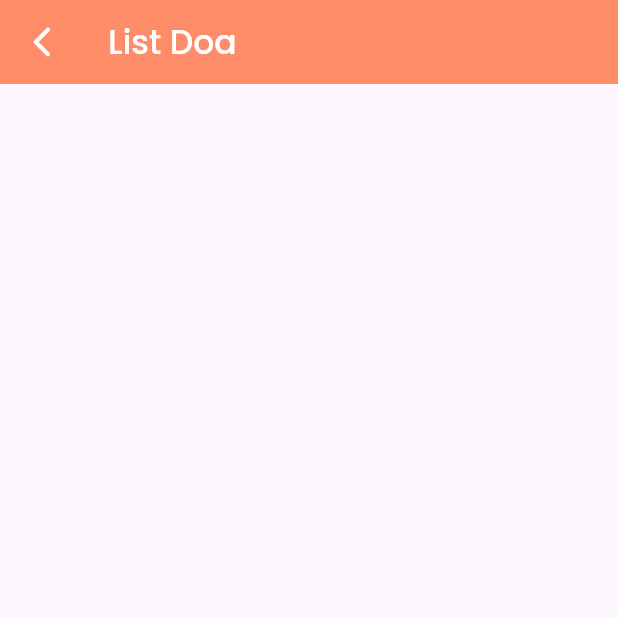
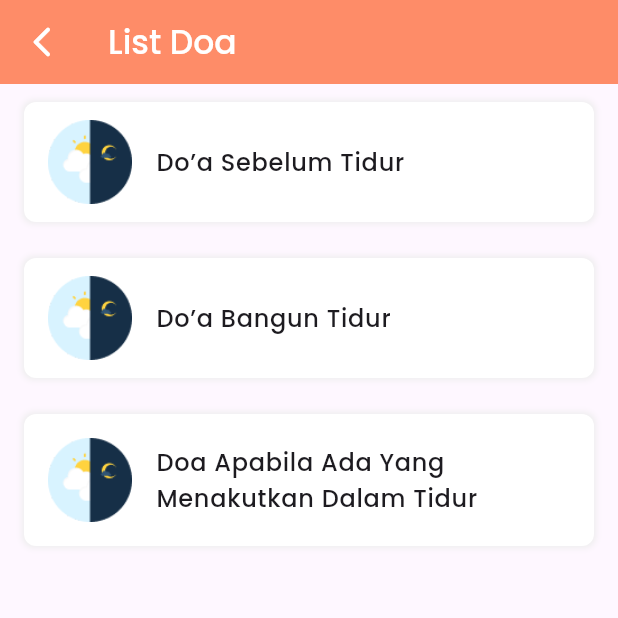
Before and after one commit to sainrahmanii/bitaqwa, a Flutter app: the DoaScreen screen opened by its route, after a tap on "Pagi & Malam", on a phone screen of 412 x 824 dp, the top half of it. Run offline on Flutter 3.47's test engine with Material 3 defaults, Android fonts, the light colour scheme and no system bars.

Commit message:
feat: add doa with data

```diff
--- /dev/null
+++ b/lib/data/data_list_doa.dart
@@ -0,0 +1,244 @@
+List<Map<String, String>> getDoaList(String category) {
+  switch (category) {
+    case "Makanan & Minuman":
+      return [
+        {
+          'image': 'assets/images/ic_doa_makanan_minuman.png',
+          'title': 'Do’a Sebelum Makan',
+          'arabicText': 'بِسْمِ اللَّهِ',
+          'translation': 'Dengan menyebut nama Allah',
+          'reference': 'Hadist Riwayat Abu Dawud dan At-Tirmidzi'
+        },
+        {
+          'image': 'assets/images/ic_doa_makanan_minuman.png',
+          'title': 'Do’a Setelah Makan',
+          'arabicText':
+              'الْحَمْدُ لِلَّهِ الَّذِي أَطْعَمَنِي هَذَا وَرَزَقَنِيهِ مِنْ غَيْرِ حَوْلٍ مِنِّي وَلَا قُوَّةٍ',
+          'translation':
+              'Segala puji bagi Allah yang telah memberiku makanan ini dan rezeki ini dengan tanpa daya dan kekuatan dariku',
+          'reference': 'Hadist Riwayat Abu Dawud, At-Tirmidzi, dan Ibnu Majah'
+        },
+        {
+          'image': 'assets/images/ic_doa_makanan_minuman.png',
+          'title': 'Do’a Orang Yang Memberi Minum',
+          'arabicText':
+              'اللَّهُمَّ أَطْعِمْ مَنْ أَطْعَمَنِي، وَاسْقِ مَنْ سَقَانِي',
+          'translation':
+              'Ya Allah, berilah makan orang yang memberi makan kepadaku dan berilah minum orang yang memberi minum kepadaku',
+          'reference': 'HR. Muslim'
+        },
+        {
+          'image': 'assets/images/ic_doa_makanan_minuman.png',
+          'title': 'Do’a Berbuka Di Rumah Orang Lain',
+          'arabicText':
+              'أَفْطَرَ عِنْدَكُمُ الصَّائِمُونَ، وَأَكَلَ طَعَامَكُمُ الأَبْرَارُ، وَصَلَّتْ عَلَيْكُمُ الْمَلاَئِكَةُ',
+          'translation':
+              'Semoga orang-orang yang berpuasa berbuka di tempat kalian, dan semoga orang-orang baik makan makanan kalian, dan semoga para malaikat mendoakan kalian',
+          'reference': 'HR. Abu Dawud'
+        },
+        {
+          'image': 'assets/images/ic_doa_makanan_minuman.png',
+          'title': 'Do’a Berbuka Puasa',
+          'arabicText':
+              'ذَهَبَ الظَّمَأُ، وَابْتَلَّتِ الْعُرُوقُ، وَثَبَتَ الأَجْرُ إِنْ شَاءَ اللَّهُ',
+          'translation':
+              'Telah hilang dahaga, urat-urat telah basah, dan telah ditetapkan pahala insya Allah',
+          'reference': 'HR. Abu Dawud'
+        },
+      ];
+    case "Pagi & Malam":
+      return [
+        {
+          'image': 'assets/images/ic_doa_pagi_malam.png',
+          'title': 'Do’a Sebelum Tidur',
+          'arabicText': 'اللَّهُمَّ بِاسْمِكَ أَمُوتُ وَأَحْيَا',
+          'translation': 'Ya Allah, dengan namaMu aku mati dan aku hidup.',
+          'reference': 'Hadist Riwayat Bukhori'
+        },
+        {
+          'image': 'assets/images/ic_doa_pagi_malam.png',
+          'title': 'Do’a Bangun Tidur',
+          'arabicText':
+              'الْحَمْدُ لِلَّهِ الَّذِي أَحْيَانَا بَعْدَ مَا أَمَاتَنَا وَإِلَيْهِ النُّشُورُ',
+          'translation':
+              'Segala puji bagi Allah yang menghidupkanku dan mematikanku dan kepadaNya lah kita dikembalikan.',
+          'reference': 'Hadist Riwayat Bukhori'
+        },
+        {
+          'image': 'assets/images/ic_doa_pagi_malam.png',
+          'title': 'Doa Apabila Ada Yang Menakutkan Dalam Tidur',
+          'arabicText':
+              'أَعُوذُ بِكَلِمَاتِ اللَّهِ التَّامَّاتِ مِنْ غَضَبِهِ وَعِقَابِهِ، وَشَرِّ عِبَادِهِ، وَمِنْ هَمَزَاتِ الشَّيَاطِينِ وَأَنْ يَحْضُرُونِ',
+          'translation':
+              'Aku berlindung dengan kalimat Allah yang sempurna dari kemarahan, siksaan dan kejahatan hamba-hamba-Nya dan dari godaan setan serta jangan sampai setan mendatangiku',
+          'reference': 'Hadist Riwayat Abu Dawud dan Shohih At-Tirmidzi'
+        },
+      ];
+    case "Rumah":
+      return [
+        {
+          'image': 'assets/images/ic_doa_rumah.png',
+          'title': 'Do’a Berpakaian',
+          'arabicText':
+              'لْحَمْدُ لِلّهِ الَّذِي كَسَانِي هَذَا (الثَّوْبَ) وَرَزَقَنِيهِ مِنْ غَـيـْرِ حَوْلٍ مِنِّي وَلَا قُـوَّةٍ',
+          'translation':
+              'Segala puji bagi Allah Yang telah memberikan pakaian ini kepadaku sebagai rezeki dari-pada-Nya tanpa daya dan kekuatan dari-ku.',
+          'reference':
+              'Hadist Riwayat Bukhari, Muslim, Ibnu Majah, dan At-Tirmidzi'
+        },
+        {
+          'image': 'assets/images/ic_doa_rumah.png',
+          'title': 'Do’a Masuk WC',
+          'arabicText':
+              'بِسْمِ اللَّهِ. اللَّهُـمَّ إِنِّي أَعُـوذُ بِـكَ مِـنَ الْخُـبْثِ وَالْخَبَائِثِ',
+          'translation':
+              'Dengan nama Allah. Ya Allah, sesungguhnya aku berlindung kepada-Mu dari godaan setan laki-laki dan perempuan.',
+          'reference': 'Hadist Riwayat Bukhari dan Fathul Bari'
+        },
+        {
+          'image': 'assets/images/ic_doa_rumah.png',
+          'title': 'Do’a Keluar WC',
+          'arabicText': 'غُفْرَانَكَ',
+          'translation': 'Aku minta ampun kepada-Mu.',
+          'reference':
+              'Hadist Riwayat Abu Dawud, Ibnu Majah, At-Tirmidzi, An-Nasa\'i, Al-Qayyim\'s Zadul-Ma\'ad'
+        },
+        {
+          'image': 'assets/images/ic_doa_rumah.png',
+          'title': 'Do’a Masuk Rumah',
+          'arabicText':
+              'بِسْـمِ اللّهِ وَلَجْنـَا، وَبِسْـمِ اللّهِ خَـرَجْنـَا، وَعَلَـى رَبِّنـَا تَوَكّلْـنَا',
+          'translation':
+              'Dengan nama Allah, kami masuk (ke rumah), dengan nama Allah, kami keluar (darinya) dan kepada Tuhan kami, kami bertawakkal”. Kemudian mengucapkan salam kepada keluarga-nya.',
+          'reference': 'Hadist Riwayat Abu Dawud'
+        },
+        {
+          'image': 'assets/images/ic_doa_rumah.png',
+          'title': 'Do’a Keluar Rumah',
+          'arabicText':
+              'بِسْمِ اللَّهِ تَوَكَّلْـتُ عَلَى اللَّهِ، وَلاَ حَوْلَ وَلاَ قُـوَّةَ إِلاَّ بِاللَّهِ',
+          'translation':
+              'Dengan nama Allah (aku keluar). Aku bertawakkal kepada-Nya, dan tiada daya dan kekuatan kecuali karena pertolongan Allah.',
+          'reference':
+              'Hadist Riwayat Abu Dawud, At-Tirmidzi, Al-Albani, dan Shohih At-Tirmidzi'
+        },
+      ];
+    case "Perjalanan":
+      return [
+        {
+          'image': 'assets/images/ic_doa_perjalanan.png',
+          'title': 'Do’a Naik Kendaraan',
+          'arabicText':
+              'بِسْمِ اللَّهِ وَالْحَمْدُ لِلَّهِ، سُبْحَانَ الَّذِي سَخَّرَ لَناَ هَذَا وَمَا كُنَّا لَهُ مُقْرِنِينَ، وَإِنَّا إِلَى رَبِّنَا لَمُنْقَلِبُونَ، الْحَمْدُ لِلَّهِ، الْحَمْدُ لِلَّهِ، الْحَمْدُ لِلَّهِ، اللَّهُ أكْبَرُ، اللَّهُ أكْبَرُ، اللَّهُ أكْبَرُ، سُبْحَانَكَ اللَّهُمَّ إِنِّي ظَلَمْتُ نَفْسِي فَاغْفِرْ لِي، فَإِنَّهُ لاَ يَغْفِرُ الذُّنُوبَ إِلَاَّ أَنْتَ',
+          'translation':
+              'Dengan nama Allah, segala puji bagi Allah, Maha Suci Tuhan yang menundukkan kendaraan ini untuk kami, padahal kami sebelumnya tidak mampu menguasainya. Dan sesungguhnya kami akan kembali kepada Tuhan kami (di hari kiamat). Segala puji bagi Allah (3x), Maha Suci Engkau, ya Allah! Sesungguhnya aku menganiaya diriku, maka ampunilah aku. Sesungguhnya tidak ada yang dapat mengampuni dosa-dosa kecuali Engkau.',
+          'reference': 'Hadist Riwayat Abu Dawud dan At-Tirmidzi'
+        },
+        {
+          'image': 'assets/images/ic_doa_perjalanan.png',
+          'title': 'Doa Masuk Pasar',
+          'arabicText':
+              'لَا إِلَهَ إِلاَّ اللَّهُ وَحْدَهُ لَا شَرِيكَ لهُ، لَهُ الْمُلْكُ وَلهُ الْحَمْدُ، يُحْيِي وَيُمِيتُ وَهُوَ حَيٌّ لَا يَمُوتُ، بِيَدِهِ الْخَيْرُ وَهُوَ عَلَى كُلِّ شَيْءٍ قَدِيرٌ',
+          'translation':
+              'Tidak ada Tuhan yang berhak disembah selain Allah, Yang Maha Esa, tiada sekutu bagi-Nya. Bagi-Nya kerajaan, bagi-Nya segala pujian. Dia-lah Yang Menghidupkan dan Yang Mematikan. Dia-lah Yang Hidup, tidak akan mati. Di tangan-Nya kebaikan. Dia-lah Yang Maha Kuasa atas segala sesuatu.',
+          'reference': 'Hadist Riwayat At-Tirmidzi dan Al-Hakim'
+        },
+        {
+          'image': 'assets/images/ic_doa_perjalanan.png',
+          'title': 'Doa Musafir Kepada Orang Yang Di Tingggalkan',
+          'arabicText':
+              'أَسْتَوْدِعُكُمُ اللَّهَ الَّذِي لَا تَضِيعُ وَدَائِعُهُ',
+          'translation':
+              'Aku menitipkan kalian kepada Allah yang tidak akan hilang titipan-Nya.',
+          'reference': 'Hadist Riwayat Ahmad dan Ibnu Majah'
+        },
+        {
+          'image': 'assets/images/ic_doa_perjalanan.png',
+          'title': 'Doa Orang Muqim Kepada Musafir',
+          'arabicText':
+              'أَسْتَوْدِعُ اللَّهَ دِينَكَ، وَأَمَانَتَكَ، وَخَوَاتِيمَ عَمَلِكَ',
+          'translation': 'Aku menitipkan agama, amanah dan penutup amalmu.',
+          'reference': 'Hadist Riwayat Ahmad dan At-Tirmidzi'
+        },
+      ];
+    case "Sholat":
+      return [
+        {
+          'image': 'assets/images/ic_doa_sholat.png',
+          'title': 'Do’a Sebelum Wudhu',
+          'arabicText': 'بِسْمِ اللَّه',
+          'translation': 'Dengan nama Allah (aku berwudhu).',
+          'reference':
+              'Hadist Riwayat Abu Dawud, Ibnu Majah, dan Irwa\'ul-Ghain'
+        },
+        {
+          'image': 'assets/images/ic_doa_sholat.png',
+          'title': 'Do’a Setelah Wudhu',
+          'arabicText':
+              'أَشْهَدُ أَنْ لَا إِلَـهَ إِلاَّ اللّهُ وَحْدَهُ لَا شَريـكَ لَـهُ وَأَشْهَدُ أَنَّ مُحَمَّـداً عَبْـدُهُ وَرَسُـولُـهُ, اَللَّهُـمَّ اجْعَلْنِـي مِنَ التَّـوَّابِينَ وَاجْعَـلْنِي مِنَ الْمُتَطَهِّـرِينَ',
+          'translation':
+              'Aku bersaksi, bahwa tiada Tuhan yang haq kecuali Allah, Yang Maha Esa dan tiada sekutu bagi-Nya. Aku bersaksi, bahwa Muhammad adalah hamba dan utusan-Nya, Ya Allah, jadikanlah aku termasuk orang-orang yang bertaubat dan jadikanlah aku termasuk orang-orang (yang senang) bersuci.',
+          'reference':
+              'Hadist Riwayat Muslim, At-Tirmizi, Al-Albani, dan Shahih At-Tirmizi'
+        },
+        {
+          'image': 'assets/images/ic_doa_sholat.png',
+          'title': 'Doa Masuk Masjid',
+          'arabicText':
+              'أَعوذُ بِاللّهِ العَظِيـمِ، وَبِوَجْهِـهِ الكَرِيـمِ وَسُلْطـَانِه القَدِيـمِ، مِنَ الشَّيْـطَانِ الرَّجِـيمِ، بِسْـمِ اللّهِ وَالصَّلَاةُ وَالسَّلامُ عَلَى رَسُولِ اللّهِ، اَللَّهُـمَّ افْتَـحْ لِي أَبْوَابَ رَحْمَتـِكَ',
+          'translation':
+              'Aku berlindung kepada Allah Yang Maha Agung, dengan wajah-Nya Yang Mulia dan kekuasaan-Nya yang abadi, dari setan yang terkutuk.  Dengan nama Allah dan semoga shalawat   dan salam tercurahkan kepada Rasulullah   Ya Allah, bukalah pintu-pintu rahmat-Mu untukku.',
+          'reference':
+              'Hadist Riwayat Abu Dawud, Jami\' As-Saghir, Ibn As-Sunni, Abu Dawud, Shahihul Jami\', Muslim, dan Ibnu Majah'
+        },
+        {
+          'image': 'assets/images/ic_doa_sholat.png',
+          'title': 'Doa keluar masjid',
+          'arabicText':
+              'بِسْمِ اللّهِ وَالصَّلاَةُ وَالسَّلاَمُ عَلَى رَسُولِ اللّهِ، اَللَّهُـمَّ إِنِّي أَسْأَلُكَ مِنْ فَضْـلِكَ، اَللَّهُـمَّ اعْصِمْنِـي مِنَ الشَّيْـطَانِ الرَّجِـيمِ',
+          'translation':
+              'Dengan nama Allah, semoga shalawat dan salam terlimpahkan kepada Rasulullah. Ya Allah, sesungguhnya aku minta kepada-Mu dari karunia-Mu. Ya Allah, peliharalah aku dari godaan setan yang terkutuk.',
+          'reference':
+              'Hadist Riwayat Abu Dawud, Sahih Al-Jami\', Muslim, Shohih Ibnu Majah'
+        },
+      ];
+    case "Etika Baik":
+      return [
+        {
+          'image': 'assets/images/ic_doa_etika_baik.png',
+          'title': 'Do’a Ketika Bersin',
+          'arabicText':
+              '(1)الْحَمْدُ للَّهِ(2)يَرْحَمُكَاللَّهُ(3)يَهْدِيكُمُ اللَّهُ وَيُصْلِحُ بَالَكُم',
+          'translation':
+              'Rasulullah bersabda: “Apabila seseorang di antara kamu bersin, hendaklah mengucapkan: الْحَمْدُ لِلَّهِ Segala puji bagi Allah, Lantas saudara atau temannya mengucapkan: يَرْحَمُكَ اللهُ Semoga Allah memberi rahmat kepada-Mu, Bila teman atau saudaranya mengucapkan demikian, bacalah: يَهْدِيْكُمُ اللهُ وَيُصْلِحُ بَالَكُمْ Semoga Allah memberi petunjuk kepadamu dan memperbaiki keadaanmu.',
+          'reference': 'Hadist Riwayat Bukhari'
+        },
+        {
+          'image': 'assets/images/ic_doa_etika_baik.png',
+          'title': 'Do’a Ketika Marah',
+          'arabicText': 'أَعُوذُ بِاللَّهِ مِنَ الشَّيْطَانِ الرَّجيـمِ',
+          'translation':
+              'Aku berlindung kepada Allah dari godaan setan yang terkutuk.',
+          'reference': 'Hadist Riwayat Bukhari dan Muslim'
+        },
+        {
+          'image': 'assets/images/ic_doa_etika_baik.png',
+          'title': 'Doa Dalam Majelis',
+          'arabicText':
+              'رَبِّ اغْفِرْ لِي وَتُبْ عَلَيَّ إِنَّكَ أَنْتَ التَّوَّابُ الْغَفُورُ',
+          'translation':
+              'Wahai Tuhanku! Ampunilah aku dan terimalah taubatku, sesungguhnya Engkau Maha Menerima taubat lagi Maha Pengampun (di baca seratus kali sebelum berdiri dari majelis).',
+          'reference': 'Hadist Riwayat Ibnu Majah, dan Sahih At-Tirmizi'
+        },
+        {
+          'image': 'assets/images/ic_doa_etika_baik.png',
+          'title': 'Doa Untuk Orang Yang Berbuat Kebaikan Kepadamu',
+          'arabicText': 'جَزَاكَ اللَّهُ خَيْراً',
+          'translation': 'Semoga Allah membalasmu dengan kebaikan',
+          'reference': 'Hadist Riwayat At-Tirmizi'
+        },
+      ];
+    default:
+      return [];
+  }
+}
--- /dev/null
+++ b/lib/presentation/screen/detail_doa_screen.dart
@@ -0,0 +1,111 @@
+import 'package:bitaqwa_app/utils/color_constant.dart';
+import 'package:flutter/material.dart';
+
+class DetailDoaScreen extends StatelessWidget {
+  final String title;
+  final String arabicText;
+  final String translation;
+  final String references;
+  const DetailDoaScreen(
+      {required this.title,
+      required this.arabicText,
+      required this.translation,
+      required this.references,
+      super.key});
+
+  @override
+  Widget build(BuildContext context) {
+    return Scaffold(
+      appBar: AppBar(
+        backgroundColor: ColorConstant.colorPrimary,
+        title: Text(
+          title,
+          style: const TextStyle(
+            fontFamily: 'PoppinsMedium',
+            color: Colors.white,
+          ),
+        ),
+        leading: IconButton(
+          onPressed: () {
+            Navigator.pop(context);
+          },
+          icon: const Icon(
+            Icons.arrow_back_ios_new_rounded,
+            color: Colors.white,
+          ),
+        ),
+      ),
+      body: Container(
+        height: MediaQuery.sizeOf(context).height,
+        decoration: const BoxDecoration(
+          image: DecorationImage(
+            image: AssetImage(
+              'assets/images/bg_detail_doa.png',
+            ),
+            fit: BoxFit.cover,
+          ),
+        ),
+        child: SingleChildScrollView(
+          child: Padding(
+            padding: const EdgeInsets.all(24),
+            child: Container(
+              decoration: BoxDecoration(
+                color: Colors.white,
+                borderRadius: BorderRadius.circular(16),
+                boxShadow: const [
+                  BoxShadow(
+                    color: Colors.grey,
+                    spreadRadius: 2,
+                    blurRadius: 5,
+                  ),
+                ],
+              ),
+              padding: const EdgeInsets.all(24),
+              child: Column(
+                spacing: 24,
+                children: [
+                  Text(
+                    title,
+                    textAlign: TextAlign.center,
+                    style: TextStyle(
+                      fontFamily: 'PoppinsBold',
+                      fontSize: 24,
+                      color: ColorConstant.colorText,
+                    ),
+                  ),
+                  Text(
+                    arabicText,
+                    textAlign: TextAlign.center,
+                    style: TextStyle(
+                      fontFamily: 'PoppinsRegular',
+                      fontSize: 24,
+                      color: ColorConstant.colorText,
+                    ),
+                  ),
+                  Text(
+                    translation,
+                    textAlign: TextAlign.center,
+                    style: TextStyle(
+                      fontFamily: 'PoppinsRegular',
+                      fontSize: 16,
+                      color: Colors.blue[200],
+                    ),
+                  ),
+                  Text(
+                    references,
+                    textAlign: TextAlign.center,
+                    style: const TextStyle(
+                      fontFamily: 'PoppinsRegular',
+                      fontSize: 12,
+                      color: Colors.grey,
+                    ),
+                  ),
+                ],
+              ),
+            ),
+          ),
+        ),
+      ),
+    );
+  }
+}
--- a/lib/presentation/screen/doa_list_screen.dart
+++ b/lib/presentation/screen/doa_list_screen.dart
@@ -1,3 +1,5 @@
+import 'package:bitaqwa_app/data/data_list_doa.dart';
+import 'package:bitaqwa_app/presentation/screen/detail_doa_screen.dart';
 import 'package:bitaqwa_app/utils/color_constant.dart';
 import 'package:flutter/material.dart';
 
@@ -7,6 +9,8 @@ class DoaListScreen extends StatelessWidget {
 
   @override
   Widget build(BuildContext context) {
+    final List<Map<String, String>> doaList = getDoaList(category);
+
     return Scaffold(
       appBar: AppBar(
         backgroundColor: ColorConstant.colorPrimary,
@@ -27,6 +31,54 @@ class DoaListScreen extends StatelessWidget {
           ),
         ),
       ),
+      body: ListView.builder(
+        itemCount: doaList.length,
+        itemBuilder: (context, index) {
+          return Padding(
+            padding: const EdgeInsets.symmetric(
+              vertical: 12,
+              horizontal: 16,
+            ),
+            child: Container(
+              padding: const EdgeInsets.symmetric(
+                vertical: 12,
+              ),
+              decoration: BoxDecoration(
+                  color: Colors.white,
+                  borderRadius: BorderRadius.circular(8),
+                  boxShadow: [
+                    BoxShadow(
+                      color: Colors.grey[200]!,
+                      blurRadius: 3,
+                      spreadRadius: 1,
+                    )
+                  ]),
+              child: ListTile(
+                leading: Image.asset(doaList[index]['image']!),
+                title: Text(
+                  doaList[index]['title']!,
+                  style: const TextStyle(
+                    fontFamily: 'PoppinsMedium',
+                  ),
+                ),
+                onTap: () {
+                  Navigator.push(
+                    context,
+                    MaterialPageRoute(
+                      builder: (context) => DetailDoaScreen(
+                        title: doaList[index]['title']!,
+                        arabicText: doaList[index]['arabicText']!,
+                        translation: doaList[index]['translation']!,
+                        references: doaList[index]['reference']!,
+                      ),
+                    ),
+                  );
+                },
+              ),
+            ),
+          );
+        },
+      ),
     );
   }
 }
--- a/lib/presentation/screen/doa_screen.dart
+++ b/lib/presentation/screen/doa_screen.dart
@@ -47,7 +47,7 @@ class DoaScreen extends StatelessWidget {
                         context,
                         MaterialPageRoute(
                           builder: (context) => const DoaListScreen(
-                            category: 'Rumah',
+                            category: 'Pagi & Malam',
                           ),
                         ),
                       );
@@ -117,7 +117,7 @@ class DoaScreen extends StatelessWidget {
                         context,
                         MaterialPageRoute(
                           builder: (context) => const DoaListScreen(
-                            category: 'Shalat',
+                            category: 'Sholat',
                           ),
                         ),
                       );
```
